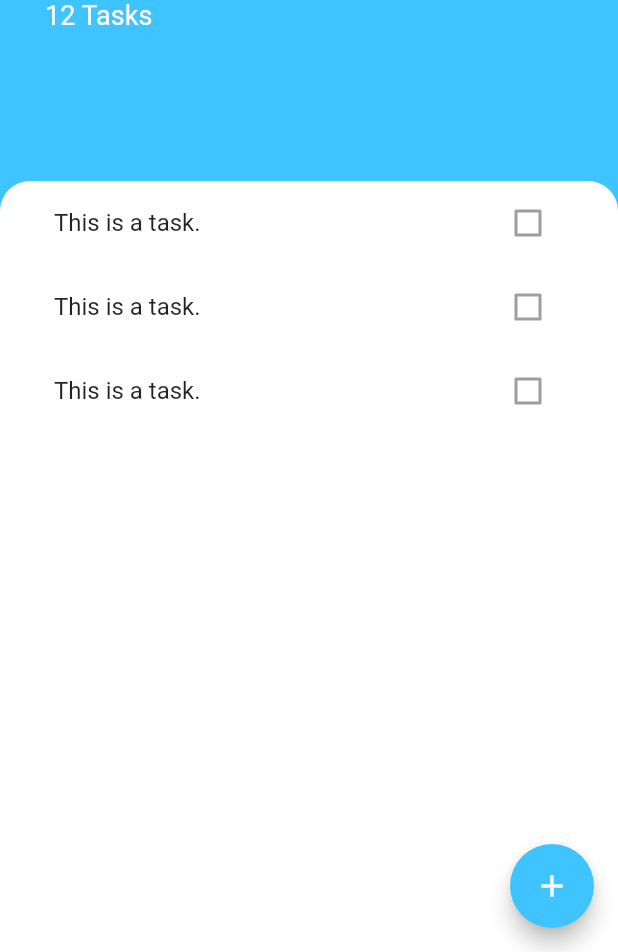
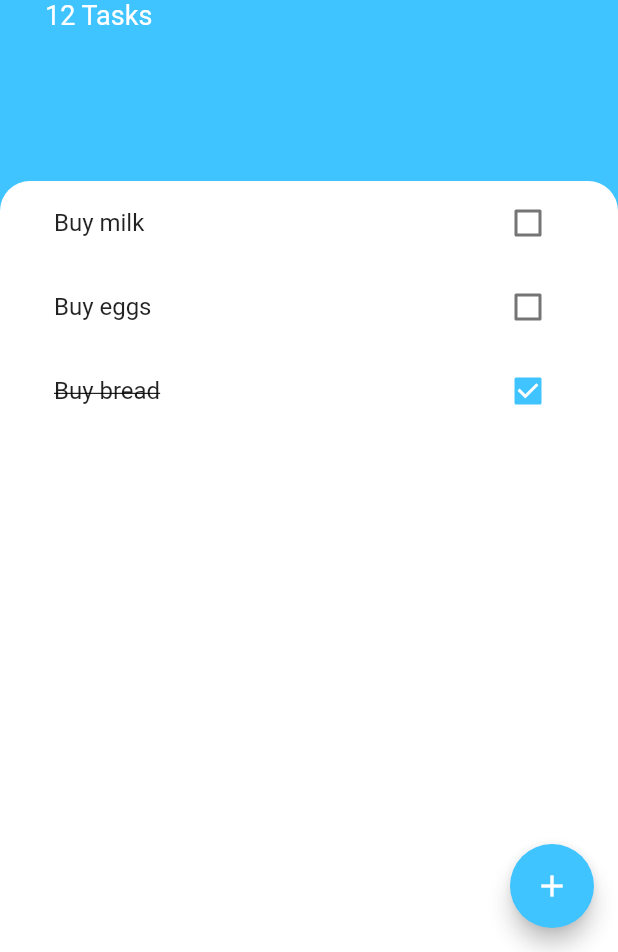
Before and after one commit to codingspecialist/todoey_flutter, a Flutter app: the screen it shows after launch, on a phone screen of 412 x 824 dp, the part 284-1236 px from its top. Run offline on Flutter 3.47's test engine with Material 2 defaults, Android fonts, the phone set to English and light mode, and no system bars.

Commit message:
새로운 할일 등록까지 완료 - 콜백이해

```diff
--- /dev/null
+++ b/lib/models/task.dart
@@ -0,0 +1,10 @@
+class Task {
+  final String name;
+  bool isDone;
+
+  Task({this.name, this.isDone = false});
+
+  void toggleDone(){
+    isDone = !isDone; // 토글하는 법
+  }
+}
--- a/lib/screens/tasks_screen.dart
+++ b/lib/screens/tasks_screen.dart
@@ -1,9 +1,21 @@
 import 'package:flutter/material.dart';
+import 'package:todoey_flutter/models/task.dart';
 import 'package:todoey_flutter/widgets/tasks_list.dart';
 
 import 'add_task_screen.dart';
 
-class TasksScreen extends StatelessWidget {
+class TasksScreen extends StatefulWidget {
+  @override
+  _TasksScreenState createState() => _TasksScreenState();
+}
+
+class _TasksScreenState extends State<TasksScreen> {
+  List<Task> tasks = [
+    Task(name: 'Buy milk', isDone: false),
+    Task(name: 'Buy eggs', isDone: false),
+    Task(name: 'Buy bread', isDone: true),
+  ];
+
   @override
   Widget build(BuildContext context) {
     MediaQuery.of(context).removeViewPadding(removeBottom: true);
@@ -13,7 +25,8 @@ class TasksScreen extends StatelessWidget {
         crossAxisAlignment: CrossAxisAlignment.start,
         children: <Widget>[
           Container(
-            padding: EdgeInsets.only(top: 60.0, left: 30.0, right: 30.0, bottom: 100.0),
+            padding: EdgeInsets.only(
+                top: 60.0, left: 30.0, right: 30.0, bottom: 100.0),
             child: SafeArea(
               child: Column(
                 crossAxisAlignment: CrossAxisAlignment.start,
@@ -55,9 +68,12 @@ class TasksScreen extends StatelessWidget {
               decoration: BoxDecoration(
                 color: Colors.white,
                 borderRadius: BorderRadius.only(
-                    topLeft: Radius.circular(20.0), topRight: Radius.circular(20.0)),
+                    topLeft: Radius.circular(20.0),
+                    topRight: Radius.circular(20.0)),
               ),
-              child: TaskList(),
+              child: TaskList(
+                tasks: tasks,
+              ),
             ),
           )
         ],
@@ -71,10 +87,19 @@ class TasksScreen extends StatelessWidget {
                 print(MediaQuery.of(context).viewInsets.bottom);
                 return SingleChildScrollView(
                     child: Container(
-                  padding: EdgeInsets.only(bottom: MediaQuery.of(context).viewInsets.bottom),
-                  child: AddTaskScreen(),
+                  padding: EdgeInsets.only(
+                      bottom: MediaQuery.of(context).viewInsets.bottom),
+                  child: AddTaskScreen(
+                    callBack: (newTaskTitle) {
+                      setState(() {
+                        tasks.add(Task(name: newTaskTitle, isDone: false));
+                      });
+                      Navigator.pop(context);
+                    },
+                  ),
                 ));
               });
+
         },
         backgroundColor: Colors.lightBlueAccent,
         child: Icon(Icons.add),
--- a/lib/widgets/task_tile.dart
+++ b/lib/widgets/task_tile.dart
@@ -1,16 +1,24 @@
 import 'package:flutter/material.dart';
 
 class TaskTile extends StatelessWidget {
-  const TaskTile({
-    Key key,
-  }) : super(key: key);
+  final bool isChecked;
+  final String taskTitle;
+  final Function checkboxCallback;
+
+  const TaskTile({Key key, this.isChecked, this.taskTitle, this.checkboxCallback});
 
   @override
   Widget build(BuildContext context) {
     return ListTile(
-      title: Text('This is a task.'),
+      title: Text(
+        taskTitle,
+        style: TextStyle(
+            decoration: isChecked ? TextDecoration.lineThrough : null),
+      ),
       trailing: Checkbox(
-        value: false,
+        activeColor: Colors.lightBlueAccent,
+        value: isChecked,
+        onChanged: checkboxCallback
       ),
     );
   }
--- a/lib/widgets/tasks_list.dart
+++ b/lib/widgets/tasks_list.dart
@@ -1,19 +1,33 @@
 import 'package:flutter/material.dart';
+import 'package:todoey_flutter/models/task.dart';
 import 'package:todoey_flutter/widgets/task_tile.dart';
 
-class TaskList extends StatelessWidget {
-  const TaskList({
-    Key key,
-  }) : super(key: key);
+class TaskList extends StatefulWidget {
+
+  //_State 에서 여기에 접근하려면 widget. 으로 접근한다.
+  final List<Task> tasks;
+  const TaskList({Key key, this.tasks});
 
   @override
+  _TaskListState createState() => _TaskListState();
+}
+
+class _TaskListState extends State<TaskList> {
+  @override
   Widget build(BuildContext context) {
-    return ListView(
-      children: <Widget>[
-        TaskTile(),
-        TaskTile(),
-        TaskTile(),
-      ],
+    return ListView.builder(
+      itemBuilder: (context, index) {
+        return TaskTile(
+            taskTitle: widget.tasks[index].name,
+            isChecked: widget.tasks[index].isDone,
+            checkboxCallback: (newValue){
+              setState(() {
+                widget.tasks[index].toggleDone();
+              });
+            },
+        );
+      },
+      itemCount: widget.tasks.length,
     );
   }
 }
```
Also changed, not shown: lib/screens/add_task_screen.dart (+14 -1 lines), pubspec.lock (deleted), 1 other file.
